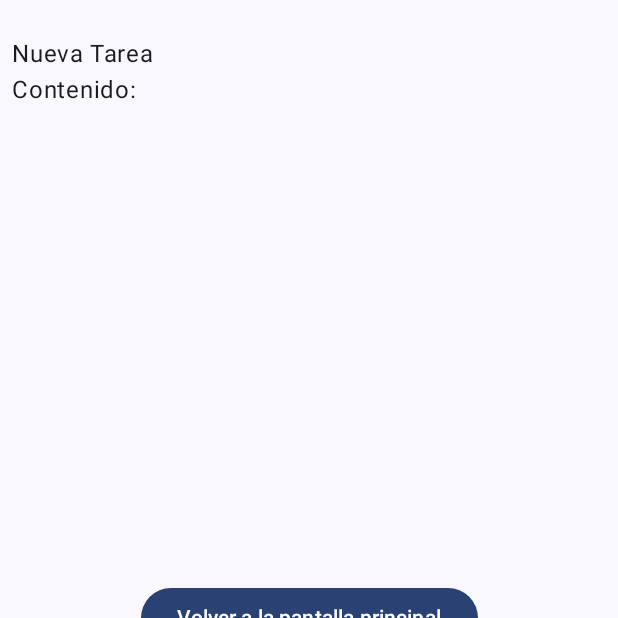
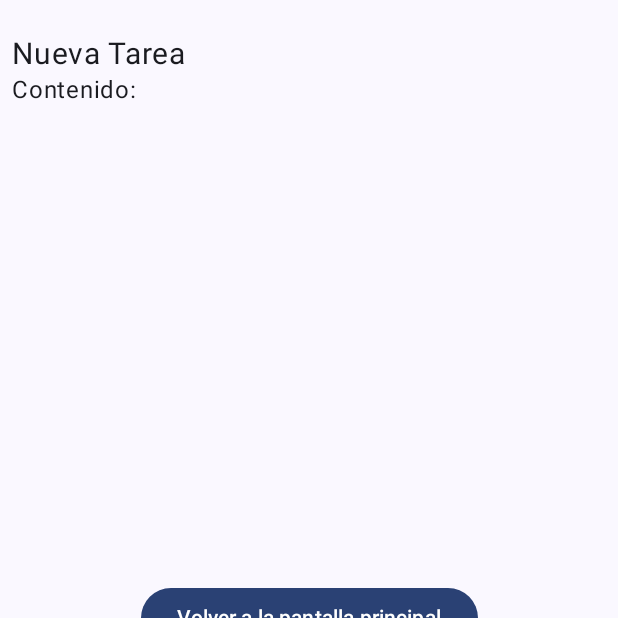
Before and after one commit to SamuelRiveira/Tareas, an Android app built with Jetpack Compose: the screen it shows after launch (MainActivity), after a tap on an icon or button, on a phone screen of 412 x 824 dp, the top half of it. Run offline under Robolectric (Android 15) with nearby library versions, the phone set to English and light mode, and no system bars; our stand-ins replace Room's generated code; 1 other tap on this screen came first.

Commit message:
Actualizado imports

```diff
--- a/app/src/main/java/dev/samu/tareas/screens/Tarea.kt
+++ b/app/src/main/java/dev/samu/tareas/screens/Tarea.kt
@@ -2,22 +2,19 @@ package dev.samu.tareas.screens
 
 import androidx.compose.foundation.layout.Arrangement
 import androidx.compose.foundation.layout.Column
-import androidx.compose.foundation.layout.Row
 import androidx.compose.foundation.layout.fillMaxSize
 import androidx.compose.foundation.layout.fillMaxWidth
 import androidx.compose.foundation.layout.padding
-import androidx.compose.foundation.layout.size
 import androidx.compose.foundation.lazy.LazyColumn
 import androidx.compose.foundation.lazy.itemsIndexed
 import androidx.compose.material3.Button
-import androidx.compose.material3.Card
 import androidx.compose.material3.Text
 import androidx.compose.runtime.Composable
 import androidx.compose.ui.Alignment
 import androidx.compose.ui.Modifier
 import androidx.compose.ui.unit.dp
+import androidx.compose.ui.unit.sp
 import androidx.navigation.NavHostController
-import dev.samu.tareas.navigation.AppScreens
 import dev.samu.tareas.viewmodel.TaskViewModel
 
 @Composable
@@ -32,8 +29,8 @@ fun Tarea(navController: NavHostController, taskViewModel: TaskViewModel, indice
                 .padding(top = 16.dp)
             ) {
                 Text(
-                    text = task.title,
-                    modifier = Modifier
+                    text = "${task.title}",
+                    fontSize = 20.sp
                 )
                 Text(text = "Contenido: ${task.content}")
 //                Row {
```
